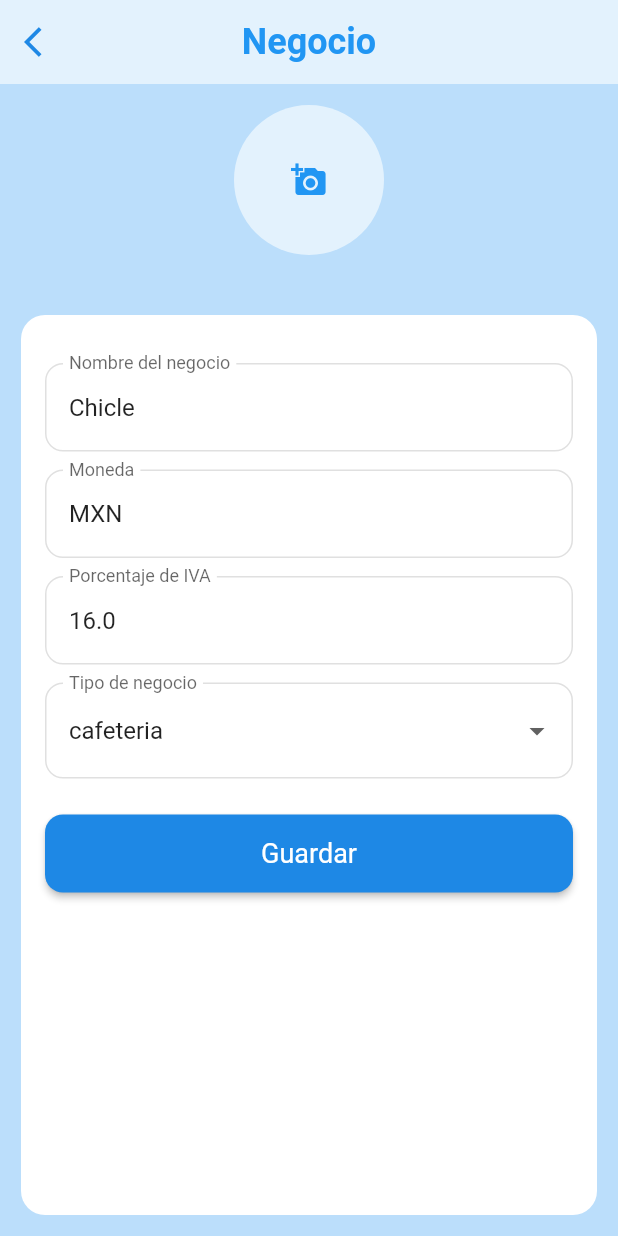
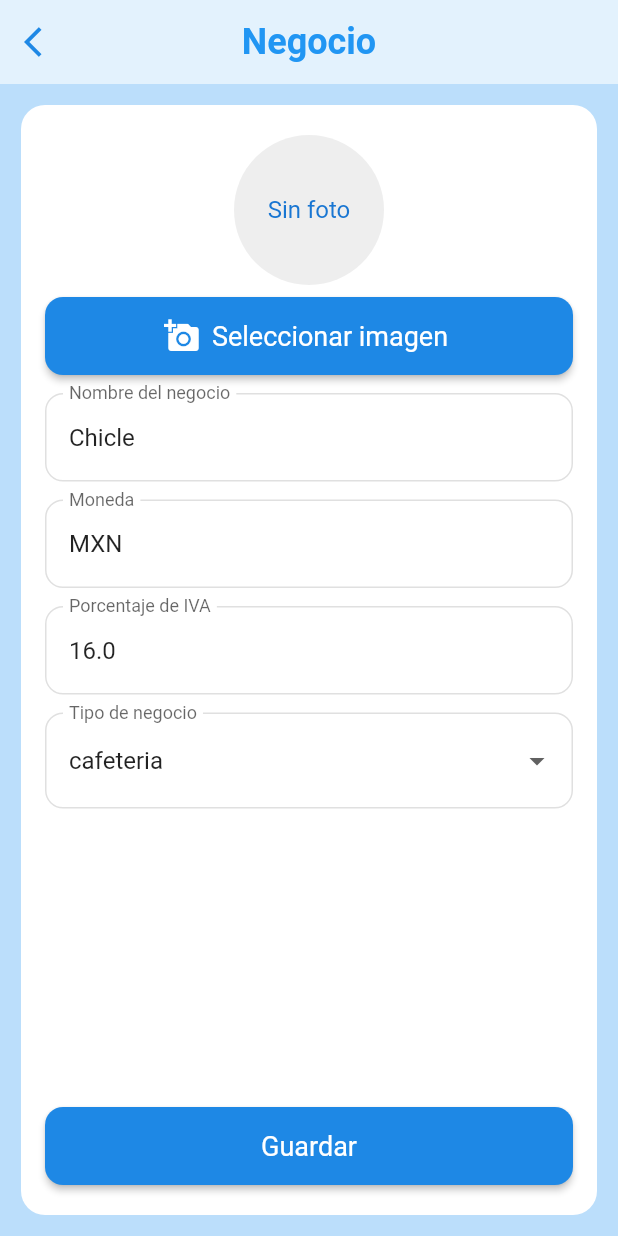
Before and after one commit to AugustoSan/chicle-empleados, a Flutter app: the CompanyScreen screen opened directly, on a phone screen of 412 x 824 dp. Run offline on Flutter 3.47's test engine with Material 3 defaults, Android fonts, the phone set to English and light mode, and no system bars; our stand-ins replace drift, get_it, hive, hive_flutter, image_picker; accounts and stored records are empty; generated files the repository leaves out were written again.

Commit message:
I cannot generate a commit message without seeing the code changes. Please share the file changes/diffs you'd like me to summarize.

```diff
--- a/lib/domain/entities/business.dart
+++ b/lib/domain/entities/business.dart
@@ -6,6 +6,7 @@ class Business {
   final double taxPercent;          // IVA u otro impuesto
   final BusinessType type;          // Tipo de negocio
   final List<String> enabledModules;// Ej: ["mesas","takeaway","delivery"]
+  final String? logo;
 
   Business({
     required this.name,
@@ -13,6 +14,7 @@ class Business {
     required this.taxPercent,
     required this.type,
     required this.enabledModules,
+    this.logo,
   });
 
   Business copyWith({
@@ -21,6 +23,7 @@ class Business {
     double? taxPercent,
     BusinessType? type,
     List<String>? enabledModules,
+    String? logo,
   }) {
     return Business(
       name:           name         ?? this.name,
@@ -28,6 +31,7 @@ class Business {
       taxPercent:     taxPercent   ?? this.taxPercent,
       type:           type         ?? this.type,
       enabledModules: enabledModules ?? this.enabledModules,
+      logo:           logo         ?? this.logo,
     );
   }
 }
--- a/lib/domain/repositories/business_repository.dart
+++ b/lib/domain/repositories/business_repository.dart
@@ -4,4 +4,5 @@ abstract class BusinessRepository {
   Future<void> initialize();
   Future<Business?> loadBusiness();
   Future<void> saveBusiness(Business config);
+  Future<void> saveLogo(String logoPath);
 }
--- a/lib/domain/usecases/bussiness.dart
+++ b/lib/domain/usecases/bussiness.dart
@@ -12,3 +12,9 @@ class SaveBusinessConfig {
   SaveBusinessConfig(this.repo);
   Future<void> call(Business cfg) => repo.saveBusiness(cfg);
 }
+
+class SaveLogo {
+  final BusinessRepository repo;
+  SaveLogo(this.repo);
+  Future<void> call(String logoPath) => repo.saveLogo(logoPath);
+}
--- a/lib/models/businessModel.dart
+++ b/lib/models/businessModel.dart
@@ -21,12 +21,16 @@ class BusinessModel extends HiveObject {
   @HiveField(4)
   List<String> enabledModules;
 
+  @HiveField(5)
+  String? logo;
+
   BusinessModel({
     required this.name,
     required this.currency,
     required this.taxPercent,
     required this.type,
     required this.enabledModules,
+    this.logo,
   });
 
   /// Este es el método `copyWith` que te faltaba:
@@ -36,6 +40,7 @@ class BusinessModel extends HiveObject {
     double? taxPercent,
     int? type,
     List<String>? enabledModules,
+    String? logo,
   }) {
     return BusinessModel(
       name:   name ?? this.name,
@@ -43,6 +48,7 @@ class BusinessModel extends HiveObject {
       taxPercent:   taxPercent ?? this.taxPercent,
       type:   type ?? this.type,
       enabledModules:   enabledModules ?? this.enabledModules,
+      logo:   logo ?? this.logo,
     );
   }
 }
--- a/lib/presentation/screens/settings/company_screen.dart
+++ b/lib/presentation/screens/settings/company_screen.dart
@@ -1,5 +1,6 @@
 import 'package:chicle_app_empleados/presentation/presentation.dart';
 import 'package:flutter/material.dart';
+import 'package:image_picker/image_picker.dart';
 import 'package:provider/provider.dart';
 
 
@@ -16,6 +17,7 @@ class _CompanyScreenState extends State<CompanyScreen> {
   final _nameC = TextEditingController();
   final _currencyC = TextEditingController();
   final _taxC = TextEditingController();
+  String? _logoC = null;
   BusinessType _selectedType = BusinessType.cafeteria;
 
   @override
@@ -28,6 +30,18 @@ class _CompanyScreenState extends State<CompanyScreen> {
       _currencyC.text = biz.currency;
       _taxC.text      = biz.taxPercent.toString();
       _selectedType   = biz.type;
+      _logoC          = biz.logo;
+    }
+  }
+
+  Future<void> _saveLogo() async {
+    final picker = ImagePicker();
+    final image = await picker.pickImage(source: ImageSource.gallery);
+
+    if(image != null){
+      setState(() {
+        _logoC = image.path;
+      });
     }
   }
 
@@ -50,17 +64,12 @@ class _CompanyScreenState extends State<CompanyScreen> {
           ),
         ),
         body: SafeArea(
+          child: Form(
+            key: _formKey,
             child: Column(
               crossAxisAlignment: CrossAxisAlignment.center,
               children: [
-                Container(
-                  margin: const EdgeInsets.symmetric(vertical: 14),
-                  child: ContainerAddPicture(rutaImagen: null),
-                ),
-                const SizedBox(height: 12),
                 Expanded(
-                  child: Form(
-                    key: _formKey,
                   child: Container(
                     margin: const EdgeInsets.symmetric(vertical: 14, horizontal: 14),
                     padding: const EdgeInsets.symmetric(horizontal: 16, vertical: 20),
@@ -69,8 +78,12 @@ class _CompanyScreenState extends State<CompanyScreen> {
                       borderRadius: BorderRadius.circular(16),
                     ),
                     height:500,
+                    child: Column(
+                      children: [
+                        Expanded(
                           child: ListView(
                             children: [
+                              ContainerAddPicture(onSaveImage: _saveLogo, rutaImagen: _logoC),
                               const SizedBox(height: 12),
                               TextFormField(
                                 controller: _nameC,
@@ -109,10 +122,12 @@ class _CompanyScreenState extends State<CompanyScreen> {
                                       },
                                     ),
                                     const SizedBox(height: 24),
+                                  ],
+                                ),
+                              ),
                         Center(
                           child: ElevatedButton(
                             onPressed: () {
-                                  // Ahora currentState no es null y validate() funciona
                               if (_formKey.currentState!.validate()) {
                                 final business = Business(
                                   name: _nameC.text.trim(),
@@ -120,6 +135,7 @@ class _CompanyScreenState extends State<CompanyScreen> {
                                   taxPercent: double.parse(_taxC.text.trim()),
                                   type: _selectedType,
                                   enabledModules: [],
+                                  logo: _logoC,
                                 );
                                 context.read<BusinessProvider>().saveBusiness(business);
                                 ScaffoldMessenger.of(context).showSnackBar(
@@ -133,9 +149,9 @@ class _CompanyScreenState extends State<CompanyScreen> {
                       ],
                     ),
                   )
-                  )
-                )
+                ),
               ],
+            ),
           ),
         ),
       );
--- a/lib/presentation/widgets/container_add_picture.dart
+++ b/lib/presentation/widgets/container_add_picture.dart
@@ -2,22 +2,22 @@ import 'dart:io';
 import 'package:flutter/material.dart';
 
 class ContainerAddPicture extends StatelessWidget {
+
+  final VoidCallback onSaveImage;
   final String? rutaImagen; // puede ser null
+  ContainerAddPicture({super.key, required this.onSaveImage, this.rutaImagen});
 
-  const ContainerAddPicture({super.key, this.rutaImagen});
 
   @override
   Widget build(BuildContext context) {
     final bool mostrarImagen = rutaImagen != null && File(rutaImagen!).existsSync();
-
     return Container(
-          width: 100,
-          height: 100,
-          decoration: BoxDecoration(
-            shape: BoxShape.circle,
-            color: Theme.of(context).colorScheme.secondary,
-          ),
+          height: 160,
           alignment: Alignment.center,
+          child: Column(
+            children: [
+              CircleAvatar(
+                radius: 50,
                 child: mostrarImagen
                     ? ClipOval(
                         child: Image.file(
@@ -27,10 +27,30 @@ class ContainerAddPicture extends StatelessWidget {
                           fit: BoxFit.cover,
                         ),
                       )
-              : IconButton(
+                    : const Text('Sin foto'),
+                backgroundColor: Colors.grey.shade200,
+              ),
+              const SizedBox(height: 8),
+              ElevatedButton.icon(
                 icon: const Icon(Icons.add_a_photo),
-                  onPressed: () {},
+                label: const Text('Seleccionar imagen'),
+                onPressed: onSaveImage,
               ),
+            ],
+          ),
+          // mostrarImagen
+          //     ? ClipOval(
+          //         child: Image.file(
+          //           File(rutaImagen!),
+          //           width: 100,
+          //           height: 100,
+          //           fit: BoxFit.cover,
+          //         ),
+          //       )
+          //     : IconButton(
+          //         icon: const Icon(Icons.add_a_photo),
+          //         onPressed: onSaveImage,
+          //       ),
         );
   }
 }
```
Also changed, not shown: lib/data/repository/business_repository_impl.dart (+11 -0 lines), lib/models/businessModel.g.dart. Lines whose indentation alone changed are shown as unchanged.
